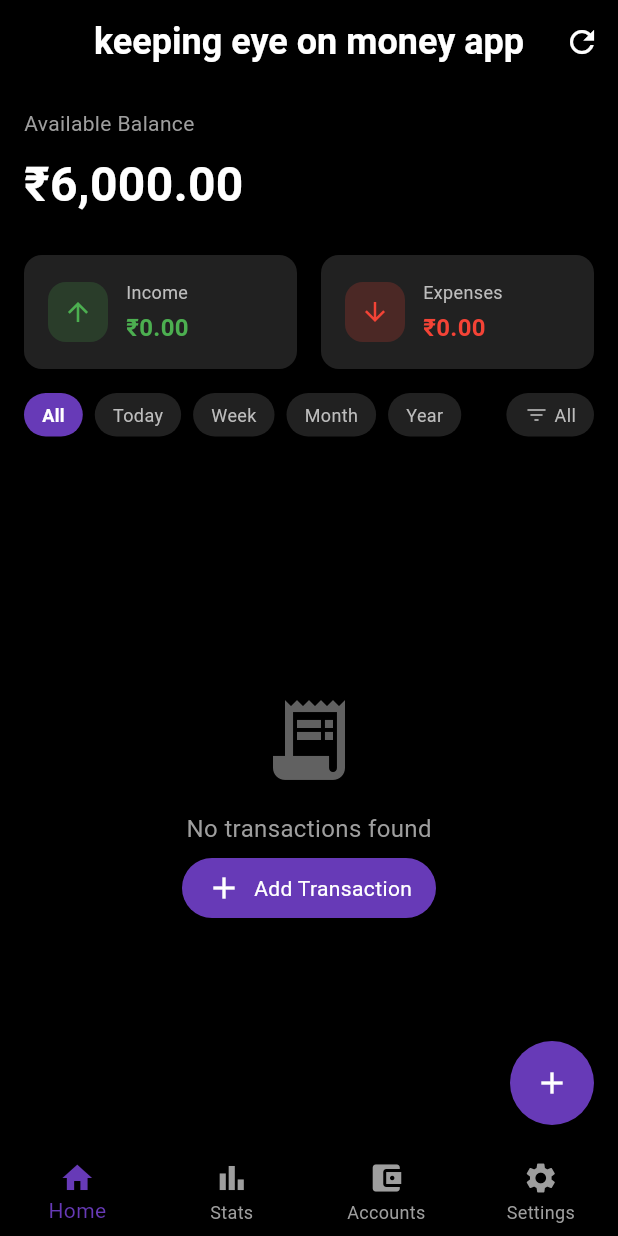
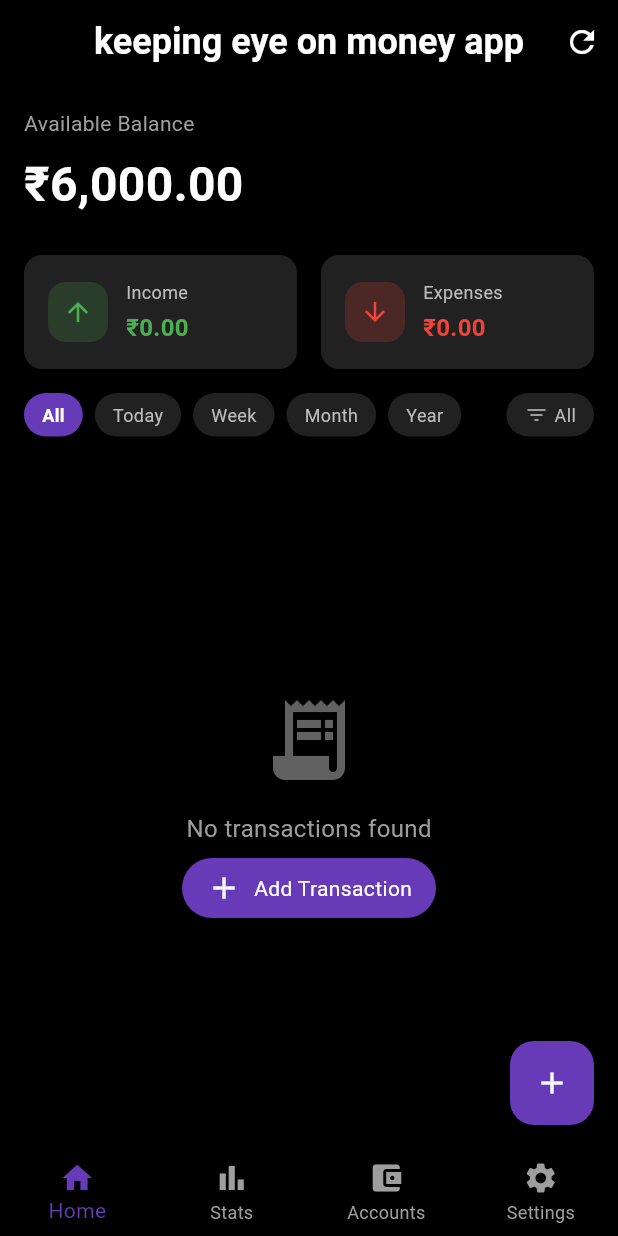
Before and after one commit to gagan-j/expence_manager_base_p1, a Flutter app: the screen it shows once a user with an empty profile is signed in, on a phone screen of 412 x 824 dp. Run offline on Flutter 3.47's test engine with Material 3 defaults, Android fonts, the phone set to English and light mode, and no system bars; our stand-ins replace firebase_auth, firebase_core, flutter_local_notifications, google_sign_in, shared_preferences, sqflite and 1 more; accounts and stored records are empty.

Commit message:
finishing_part

```diff
--- a/lib/screens/main_navigation.dart
+++ b/lib/screens/main_navigation.dart
@@ -1,10 +1,10 @@
-import 'package:animations/animations.dart'; // Add this import
 import 'package:flutter/material.dart';
-import 'home_screen.dart';
-import 'stats_screen.dart';
-import 'accounts_screen.dart';
-import 'settings_screen.dart';
-import 'new_expense_screen.dart';
+// Make sure these imports match your actual file locations
+import './home_screen.dart';
+import './stats_screen.dart';
+import './accounts_screen.dart';
+import './settings_screen.dart';
+import './new_expense_screen.dart';
 
 class MainNavigation extends StatefulWidget {
   const MainNavigation({Key? key}) : super(key: key);
@@ -17,6 +17,7 @@ class _MainNavigationState extends State<MainNavigation> {
   int _selectedIndex = 0;
   int _previousIndex = 0;
 
+  // List of pages to navigate between
   final List<Widget> _pages = const [
     HomeScreen(),
     StatsScreen(),
@@ -31,26 +32,58 @@ class _MainNavigationState extends State<MainNavigation> {
     });
   }
 
-  // ✅ Keep this transition builder for page switching
-  Widget _buildTransition(Widget child, Animation<double> animation) {
-    bool slideFromRight = _selectedIndex > _previousIndex;
+  // Create a route for the add transaction screen with container transform
+  Route _createAddTransactionRoute() {
+    return PageRouteBuilder(
+      pageBuilder: (context, animation, secondaryAnimation) => const NewExpenseScreen(),
+      transitionsBuilder: (context, animation, secondaryAnimation, child) {
+        const beginOffset = Offset(0.0, 1.0);
+        const endOffset = Offset.zero;
+        const curve = Curves.easeInOut;
 
-    const curve = Curves.easeInOut;
-    final begin = slideFromRight ? const Offset(1.0, 0.0) : const Offset(-1.0, 0.0);
-    final end = Offset.zero;
+        var offsetAnimation = Tween(begin: beginOffset, end: endOffset)
+            .chain(CurveTween(curve: curve))
+            .animate(animation);
 
-    final tween = Tween(begin: begin, end: end).chain(CurveTween(curve: curve));
-    final offsetAnimation = animation.drive(tween);
+        // Also add a fade effect
+        var fadeAnimation = Tween(begin: 0.0, end: 1.0)
+            .animate(CurvedAnimation(
+          parent: animation,
+          curve: const Interval(0.0, 0.5, curve: Curves.easeIn),
+        ));
 
-    return SlideTransition(position: offsetAnimation, child: child);
+        return FadeTransition(
+          opacity: fadeAnimation,
+          child: SlideTransition(
+            position: offsetAnimation,
+            child: child,
+          ),
+        );
+      },
+    );
   }
 
   @override
   Widget build(BuildContext context) {
     return Scaffold(
+      // Use AnimatedSwitcher with custom transition
       body: AnimatedSwitcher(
         duration: const Duration(milliseconds: 300),
-        transitionBuilder: _buildTransition,
+        transitionBuilder: (child, animation) {
+          // Determine slide direction based on index change
+          bool slideFromRight = _selectedIndex > _previousIndex;
+
+          return SlideTransition(
+            position: Tween<Offset>(
+              begin: Offset(slideFromRight ? 1.0 : -1.0, 0.0),
+              end: Offset.zero,
+            ).animate(CurvedAnimation(
+              parent: animation,
+              curve: Curves.easeInOut,
+            )),
+            child: child,
+          );
+        },
         child: KeyedSubtree(
           key: ValueKey<int>(_selectedIndex),
           child: _pages[_selectedIndex],
@@ -82,44 +115,21 @@ class _MainNavigationState extends State<MainNavigation> {
           ),
         ],
       ),
-      // Only show FAB when not on the Accounts screen
-      floatingActionButton: _selectedIndex != 2 ? _buildFAB() : null,
+      floatingActionButton: FloatingActionButton(
+        backgroundColor: Colors.deepPurple,
+        child: const Icon(Icons.add, color: Colors.white),
+        onPressed: () async {
+          // Use await to properly handle the return value
+          final result = await Navigator.of(context).push(_createAddTransactionRoute());
+          // Check if we need to refresh
+          if (result == true) {
+            setState(() {
+              // Refresh if needed
+            });
+          }
+        },
+      ),
       floatingActionButtonLocation: FloatingActionButtonLocation.endFloat,
     );
   }
-
-  // New method to build the FAB with container transform
-  Widget _buildFAB() {
-    return OpenContainer(
-      transitionType: ContainerTransitionType.fade, // Use fade type from the animations package
-      transitionDuration: const Duration(milliseconds: 500),
-      closedElevation: 6.0,
-      closedShape: const RoundedRectangleBorder(
-        borderRadius: BorderRadius.all(Radius.circular(28.0)),
-      ),
-      closedColor: Colors.deepPurple,
-      closedBuilder: (context, openContainer) {
-        return SizedBox(
-          height: 56.0,
-          width: 56.0,
-          child: Center(
-            child: Icon(
-              Icons.add,
-              color: Colors.white,
-            ),
-          ),
-        );
-      },
-      openBuilder: (context, _) {
-        return const NewExpenseScreen();
-      },
-      onClosed: (value) {
-        if (value == true) {
-          setState(() {
-            // Optionally refresh here if needed
-          });
-        }
-      },
-    );
-  }
 }
```
Also changed, not shown: 125 other files.
